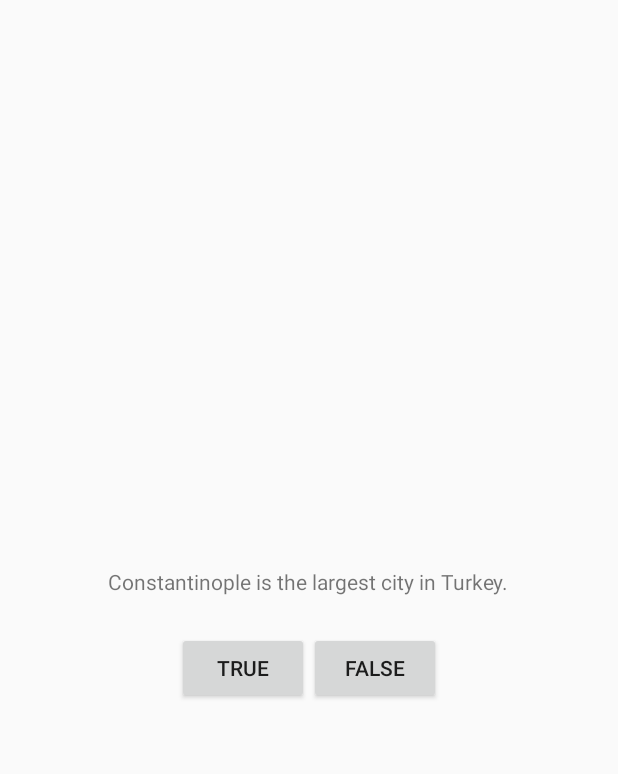
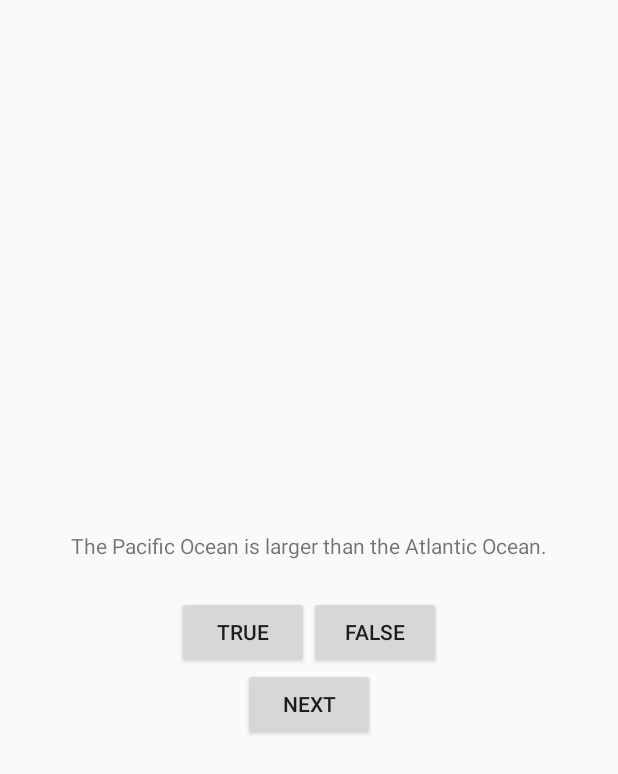
Before and after one commit to rmmacala/GeoQuiz, an Android app: the screen it shows after launch (QuizActivity), after a tap on "TRUE", on a phone screen of 412 x 824 dp. Shown: the top 774 px of the screen. Run offline under Robolectric (Android 15) with nearby library versions, the phone set to English and light mode, and no system bars.

Commit message:
added question bank and next button

```diff
--- a/app/src/main/java/com/bignerdranch/rmaca/geoquiz/QuizActivity.java
+++ b/app/src/main/java/com/bignerdranch/rmaca/geoquiz/QuizActivity.java
@@ -4,32 +4,81 @@ import android.app.Activity;
 import android.os.Bundle;
 import android.view.View;
 import android.widget.Button;
+import android.widget.TextView;
 import android.widget.Toast;
+import org.w3c.dom.Text;
 
 public class QuizActivity extends Activity {
 
     private Button mTrueButton;
     private Button mFalseButton;
+    private Button mNextButton;
+    private TextView mQuestionTextView;
+    //Creating this here to keep things simple for now
+    private TrueFalse[] mQuestionBank = new TrueFalse[] {
+            new TrueFalse(R.string.question_oceans, true),
+            new TrueFalse(R.string.question_mideast, false),
+            new TrueFalse(R.string.question_africa, false),
+            new TrueFalse(R.string.question_americas, true),
+            new TrueFalse(R.string.question_asia, true),
+    };
+
+    private int mCurrentIndex = 0;
 
     @Override
     public void onCreate(Bundle savedInstanceState) {
         super.onCreate(savedInstanceState);
         setContentView(R.layout.activity_quiz);
-        mTrueButton = (Button)findViewById(R.id.true_button);
+
+        mQuestionTextView = findViewById(R.id.question_text_view);
+
+        mTrueButton = findViewById(R.id.true_button);
         mTrueButton.setOnClickListener(new View.OnClickListener() {
             @Override
             public void onClick(View v){
-                Toast.makeText(QuizActivity.this, R.string.incorrect_toast, Toast.LENGTH_SHORT).show();
+                checkAnswer(true);
             }
         });
 
-        mFalseButton = (Button)findViewById(R.id.false_button);
+        mFalseButton = findViewById(R.id.false_button);
         mFalseButton.setOnClickListener(new View.OnClickListener() {
             @Override
             public void onClick(View v) {
-                Toast.makeText(QuizActivity.this, R.string.correct_toast, Toast.LENGTH_LONG).show();
+                checkAnswer(false);
             }
         });
+
+        mNextButton = findViewById(R.id.next_button);
+        mNextButton.setOnClickListener(new View.OnClickListener() {
+            @Override
+            public void onClick(View v) {
+                mCurrentIndex = (mCurrentIndex + 1) % mQuestionBank.length;
+                updateQuestion();
+            }
+        });
+
+        updateQuestion();
+
+    }
+
+    private void updateQuestion() {
+        int question = mQuestionBank[mCurrentIndex].getQuestion();
+        mQuestionTextView.setText(question);
+    }
+
+    private void checkAnswer(boolean userPressedTrue) {
+        boolean answerIsTrue = mQuestionBank[mCurrentIndex].isTrueQuestion();
+
+        int messageResId = 0;
+
+        if (userPressedTrue == answerIsTrue) {
+            messageResId = R.string.correct_toast;
+        }
+        else {
+            messageResId = R.string.incorrect_toast;
+        }
+
+        Toast.makeText(this, messageResId, Toast.LENGTH_SHORT).show();
     }
 
 }
--- /dev/null
+++ b/app/src/main/java/com/bignerdranch/rmaca/geoquiz/TrueFalse.java
@@ -0,0 +1,30 @@
+package com.bignerdranch.rmaca.geoquiz;
+
+public class TrueFalse {
+    private int mQuestion;
+
+    private boolean mTrueQuestion;
+
+    public TrueFalse(int question, boolean trueQuestion) {
+        mQuestion = question;
+        mTrueQuestion = trueQuestion;
+
+    }
+
+    public int getQuestion() {
+        return mQuestion;
+    }
+
+    public void setQuestion(int mQuestion) {
+        this.mQuestion = mQuestion;
+    }
+
+    public boolean isTrueQuestion() {
+        return mTrueQuestion;
+    }
+
+    public void setTrueQuestion(boolean mTrueQuestion) {
+        this.mTrueQuestion = mTrueQuestion;
+    }
+
+}
--- a/app/src/main/res/layout/activity_quiz.xml
+++ b/app/src/main/res/layout/activity_quiz.xml
@@ -10,9 +10,9 @@
 
 
     <TextView
+            android:id="@+id/question_text_view"
             android:layout_width="wrap_content"
             android:layout_height="wrap_content"
-            android:text="@string/question_text"
             android:padding="24dp" />
     <LinearLayout
             android:layout_width="wrap_content"
@@ -32,4 +32,10 @@
 
     </LinearLayout>
 
+    <Button
+            android:id="@+id/next_button"
+            android:layout_width="wrap_content"
+            android:layout_height="wrap_content"
+            android:text="@string/next_button"/>
+
 </LinearLayout>
--- a/app/src/main/res/values/strings.xml
+++ b/app/src/main/res/values/strings.xml
@@ -1,8 +1,13 @@
 <resources>
     <string name="app_name">GeoQuiz</string>
-    <string name="question_text">Constantinople is the largest city in Turkey.</string>
     <string name="true_button">True</string>
     <string name="false_button">False</string>
+    <string name="next_button">Next</string>
     <string name="correct_toast">Correct!</string>
     <string name="incorrect_toast">Incorrect!</string>
+    <string name="question_oceans">The Pacific Ocean is larger than the Atlantic Ocean.</string>
+    <string name="question_mideast">The Suez Canal connects the Red Sea and the Indian Ocean.</string>
+    <string name="question_africa">The source of the Nile River is in Egypt.</string>
+    <string name="question_americas">The Amazon River is the longest river in the Americas.</string>
+    <string name="question_asia">Lake Baikal is the world\'s oldest and deapest freshwater lake.</string>
 </resources>
```
